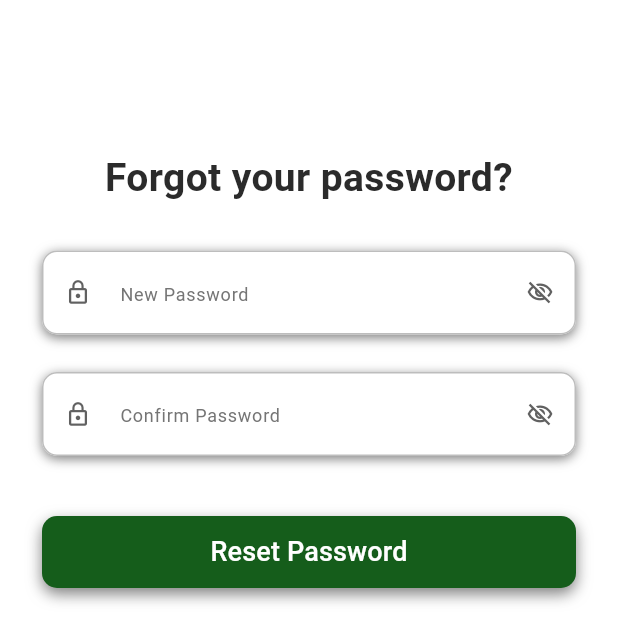
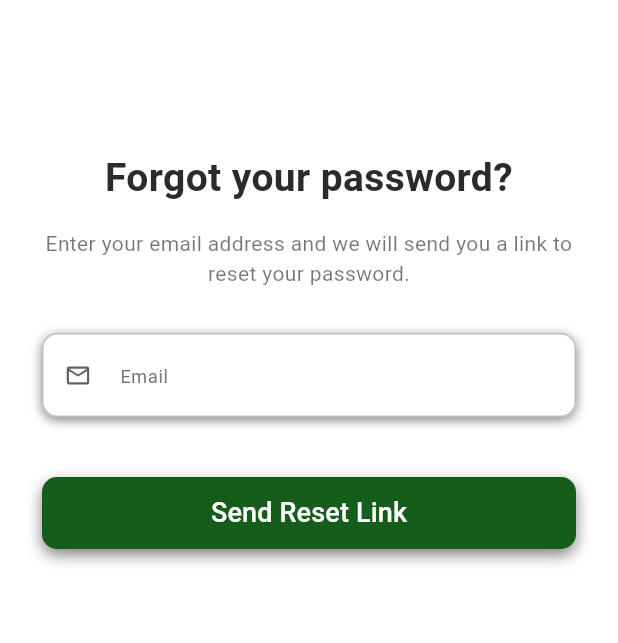
Before and after one commit to SandaliPerera2004/Happy-Liver, a Flutter app: the ForgotPasswordScreen screen opened directly, on a phone screen of 412 x 824 dp. Shown: the top 643 px of the screen. Run offline on Flutter 3.47's test engine with Material 3 defaults, Android fonts, the phone set to English and light mode, and no system bars; our stand-ins replace cloud_firestore, firebase_auth, firebase_core, flutter_svg, video_player; accounts and stored records are empty.

Commit message:
Forgot Password → Firebase sends reset email

```diff
--- a/lib/screens/authentication/forgot_password_screen.dart
+++ b/lib/screens/authentication/forgot_password_screen.dart
@@ -1,4 +1,5 @@
 import 'package:flutter/material.dart';
+import 'package:firebase_auth/firebase_auth.dart';
 
 import 'login_screen.dart';
 
@@ -12,55 +13,54 @@ class ForgotPasswordScreen extends StatefulWidget {
 
 class _ForgotPasswordScreenState
     extends State<ForgotPasswordScreen> {
-  final TextEditingController newPasswordController =
-  TextEditingController();
-
-  final TextEditingController confirmPasswordController =
+  final TextEditingController emailController =
   TextEditingController();
 
   static const Color darkGreen = Color(0xFF155D1B);
 
-  // Very light green background
   static const Color backgroundGreen = Color(0xFFFFFFFF);
 
-  bool obscureNewPassword = true;
-  bool obscureConfirmPassword = true;
+  bool isLoading = false;
 
   @override
   void dispose() {
-    newPasswordController.dispose();
-    confirmPasswordController.dispose();
+    emailController.dispose();
     super.dispose();
   }
 
-  void resetPassword() {
-    if (newPasswordController.text.isEmpty ||
-        confirmPasswordController.text.isEmpty) {
+  Future<void> resetPassword() async {
+    if (emailController.text.trim().isEmpty) {
       ScaffoldMessenger.of(context).showSnackBar(
         const SnackBar(
-          content: Text('Please fill in both fields'),
+          content: Text('Please enter your email address'),
         ),
       );
       return;
     }
 
-    if (newPasswordController.text !=
-        confirmPasswordController.text) {
+    setState(() {
+      isLoading = true;
+    });
+
+    try {
+      await FirebaseAuth.instance.sendPasswordResetEmail(
+        email: emailController.text.trim(),
+      );
+
+      if (!mounted) return;
+
       ScaffoldMessenger.of(context).showSnackBar(
         const SnackBar(
-          content: Text('Passwords do not match'),
+          content: Text(
+            'Password reset email sent. Please check your inbox.',
+          ),
         ),
       );
-      return;
-    }
 
-    ScaffoldMessenger.of(context).showSnackBar(
-      const SnackBar(
-        content: Text('Password reset successfully'),
-      ),
-    );
+      await Future.delayed(
+        const Duration(milliseconds: 1200),
+      );
 
-    Future.delayed(const Duration(milliseconds: 800), () {
       if (!mounted) return;
 
       Navigator.pushAndRemoveUntil(
@@ -70,15 +70,50 @@ class _ForgotPasswordScreenState
         ),
             (route) => false,
       );
-    });
+    } on FirebaseAuthException catch (e) {
+      String message;
+
+      switch (e.code) {
+        case 'invalid-email':
+          message = 'Please enter a valid email address.';
+          break;
+
+        case 'user-not-found':
+          message = 'No account found with this email.';
+          break;
+
+        default:
+          message =
+              e.message ?? 'Could not send password reset email.';
+      }
+
+      if (!mounted) return;
+
+      ScaffoldMessenger.of(context).showSnackBar(
+        SnackBar(
+          content: Text(message),
+        ),
+      );
+    } catch (e) {
+      if (!mounted) return;
+
+      ScaffoldMessenger.of(context).showSnackBar(
+        const SnackBar(
+          content: Text(
+            'Something went wrong. Please try again.',
+          ),
+        ),
+      );
+    } finally {
+      if (mounted) {
+        setState(() {
+          isLoading = false;
+        });
+      }
+    }
   }
 
-  Widget buildPasswordField({
-    required TextEditingController controller,
-    required String hintText,
-    required bool obscureText,
-    required VoidCallback onVisibilityTap,
-  }) {
+  Widget buildEmailField() {
     return Container(
       decoration: BoxDecoration(
         borderRadius: BorderRadius.circular(10),
@@ -91,28 +126,18 @@ class _ForgotPasswordScreenState
         ],
       ),
       child: TextField(
-        controller: controller,
-        obscureText: obscureText,
+        controller: emailController,
+        keyboardType: TextInputType.emailAddress,
         decoration: InputDecoration(
-          hintText: hintText,
+          hintText: 'Email',
           hintStyle: TextStyle(
             fontSize: 12,
             color: Colors.grey.shade600,
           ),
           prefixIcon: Icon(
-            Icons.lock_outline,
+            Icons.email_outlined,
             size: 18,
             color: Colors.grey.shade700,
-          ),
-          suffixIcon: IconButton(
-            onPressed: onVisibilityTap,
-            icon: Icon(
-              obscureText
-                  ? Icons.visibility_off_outlined
-                  : Icons.visibility_outlined,
-              size: 18,
-              color: Colors.grey.shade700,
-            ),
           ),
           filled: true,
           fillColor: Colors.white,
@@ -152,10 +177,8 @@ class _ForgotPasswordScreenState
           ),
           child: Column(
             children: [
-
               const SizedBox(height: 80),
 
-              // Centered title
               const Center(
                 child: Text(
                   'Forgot your password?',
@@ -168,36 +191,23 @@ class _ForgotPasswordScreenState
                 ),
               ),
 
+              const SizedBox(height: 15),
+
+              const Text(
+                'Enter your email address and we will send you a link to reset your password.',
+                textAlign: TextAlign.center,
+                style: TextStyle(
+                  fontSize: 14,
+                  color: Colors.black54,
+                ),
+              ),
+
               const SizedBox(height: 30),
 
-              buildPasswordField(
-                controller: newPasswordController,
-                hintText: 'New Password',
-                obscureText: obscureNewPassword,
-                onVisibilityTap: () {
-                  setState(() {
-                    obscureNewPassword = !obscureNewPassword;
-                  });
-                },
-              ),
-
-              const SizedBox(height: 25),
-
-              buildPasswordField(
-                controller: confirmPasswordController,
-                hintText: 'Confirm Password',
-                obscureText: obscureConfirmPassword,
-                onVisibilityTap: () {
-                  setState(() {
-                    obscureConfirmPassword =
-                    !obscureConfirmPassword;
-                  });
-                },
-              ),
+              buildEmailField(),
 
               const SizedBox(height: 40),
 
-              // Reset Password button with drop shadow
               Container(
                 width: double.infinity,
                 height: 48,
@@ -212,17 +222,28 @@ class _ForgotPasswordScreenState
                   ],
                 ),
                 child: ElevatedButton(
-                  onPressed: resetPassword,
+                  onPressed: isLoading ? null : resetPassword,
                   style: ElevatedButton.styleFrom(
                     backgroundColor: darkGreen,
                     foregroundColor: Colors.white,
+                    disabledBackgroundColor: darkGreen,
+                    disabledForegroundColor: Colors.white,
                     elevation: 0,
                     shape: RoundedRectangleBorder(
                       borderRadius: BorderRadius.circular(10),
                     ),
                   ),
-                  child: const Text(
-                    'Reset Password',
+                  child: isLoading
+                      ? const SizedBox(
+                    width: 22,
+                    height: 22,
+                    child: CircularProgressIndicator(
+                      strokeWidth: 2,
+                      color: Colors.white,
+                    ),
+                  )
+                      : const Text(
+                    'Send Reset Link',
                     style: TextStyle(
                       fontSize: 18,
                       fontWeight: FontWeight.w500,
@@ -230,7 +251,6 @@ class _ForgotPasswordScreenState
                   ),
                 ),
               ),
-
             ],
           ),
         ),
```
Also changed, not shown: lib/screens/authentication/login_screen.dart (+79 -8 lines).
